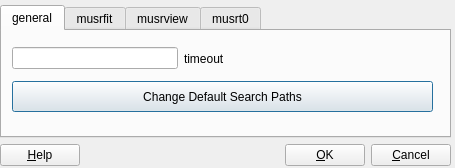
Before: the Qt Designer form src/musredit_qt5/musredit/forms/PPrefsDialog.ui in aPeter1/musrfit-fork, drawn with Qt 5.
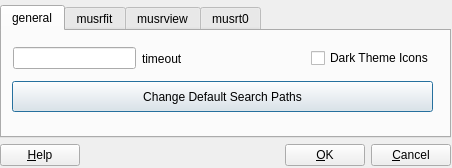
After: the same form once the commit is applied. Icons and pictures are not drawn.

Commit message:
Allow switching icon theme in musredit
Added the needed facility in the preferences which allows to switch
the icon scheme between plain and dark. This is needed for some OS
where qt doesn't provide the necessary information.

```diff
--- a/src/musredit_qt5/musredit/forms/PPrefsDialog.ui
+++ b/src/musredit_qt5/musredit/forms/PPrefsDialog.ui
@@ -9,7 +9,7 @@
    <rect>
     <x>0</x>
     <y>0</y>
-    <width>455</width>
+    <width>452</width>
     <height>168</height>
    </rect>
   </property>
@@ -39,13 +39,26 @@
        <attribute name="title">
         <string>general</string>
        </attribute>
-       <widget class="QWidget" name="layoutWidget_1">
+       <widget class="QPushButton" name="fDefaultPath_pushButton">
         <property name="geometry">
          <rect>
           <x>10</x>
-          <y>10</y>
+          <y>50</y>
           <width>421</width>
-          <height>35</height>
+          <height>31</height>
+         </rect>
+        </property>
+        <property name="text">
+         <string>Change Default Search Paths</string>
+        </property>
+       </widget>
+       <widget class="QWidget" name="layoutWidget">
+        <property name="geometry">
+         <rect>
+          <x>11</x>
+          <y>11</y>
+          <width>421</width>
+          <height>33</height>
          </rect>
         </property>
         <layout class="QHBoxLayout" name="horizontalLayout_2">
@@ -66,27 +79,21 @@
            </property>
            <property name="sizeHint" stdset="0">
             <size>
-             <width>208</width>
-             <height>20</height>
+             <width>38</width>
+             <height>30</height>
             </size>
            </property>
           </spacer>
          </item>
+         <item>
+          <widget class="QCheckBox" name="fDarkThemeIcons_checkBox">
+           <property name="text">
+            <string>Dark Theme Icons</string>
+           </property>
+          </widget>
+         </item>
         </layout>
        </widget>
-       <widget class="QPushButton" name="fDefaultPath_pushButton">
-        <property name="geometry">
-         <rect>
-          <x>10</x>
-          <y>50</y>
-          <width>421</width>
-          <height>31</height>
-         </rect>
-        </property>
-        <property name="text">
-         <string>Change Default Search Paths</string>
-        </property>
-       </widget>
       </widget>
       <widget class="QWidget" name="fMusrfit_tab">
        <attribute name="title">
```
The commit also changes 5 other files.
